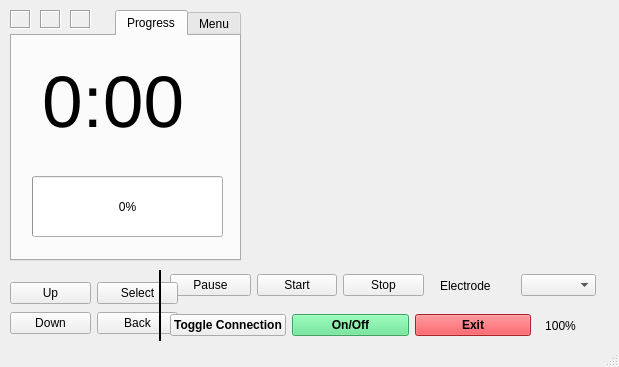
Above: Neuroset/mainwindow.ui from arthur-dao/Neuroset-Simulator before the change. Below: the same form after it.
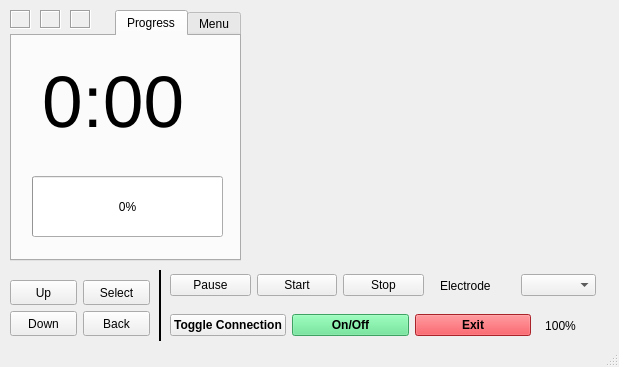
That is the form after the change. Custom widgets are drawn as their Qt base class.

What changed in the file:
```diff
--- a/Neuroset/mainwindow.ui
+++ b/Neuroset/mainwindow.ui
@@ -219,13 +219,28 @@
      <rect>
       <x>10</x>
       <y>280</y>
-      <width>168</width>
+      <width>141</width>
       <height>58</height>
      </rect>
     </property>
     <layout class="QGridLayout" name="MenuControls">
+     <property name="sizeConstraint">
+      <enum>QLayout::SetFixedSize</enum>
+     </property>
      <item row="2" column="0">
       <widget class="QPushButton" name="menuDown">
+       <property name="minimumSize">
+        <size>
+         <width>67</width>
+         <height>25</height>
+        </size>
+       </property>
+       <property name="maximumSize">
+        <size>
+         <width>67</width>
+         <height>25</height>
+        </size>
+       </property>
        <property name="text">
         <string>Down</string>
        </property>
@@ -233,6 +248,18 @@
      </item>
      <item row="1" column="0">
       <widget class="QPushButton" name="menuUp">
+       <property name="minimumSize">
+        <size>
+         <width>67</width>
+         <height>25</height>
+        </size>
+       </property>
+       <property name="maximumSize">
+        <size>
+         <width>67</width>
+         <height>25</height>
+        </size>
+       </property>
        <property name="text">
         <string>Up</string>
        </property>
@@ -240,6 +267,18 @@
      </item>
      <item row="1" column="1">
       <widget class="QPushButton" name="menuSelect">
+       <property name="minimumSize">
+        <size>
+         <width>67</width>
+         <height>25</height>
+        </size>
+       </property>
+       <property name="maximumSize">
+        <size>
+         <width>67</width>
+         <height>25</height>
+        </size>
+       </property>
        <property name="text">
         <string>Select</string>
        </property>
@@ -247,6 +286,18 @@
      </item>
      <item row="2" column="1">
       <widget class="QPushButton" name="menuBack">
+       <property name="minimumSize">
+        <size>
+         <width>67</width>
+         <height>25</height>
+        </size>
+       </property>
+       <property name="maximumSize">
+        <size>
+         <width>67</width>
+         <height>25</height>
+        </size>
+       </property>
        <property name="text">
         <string>Back</string>
        </property>
```
